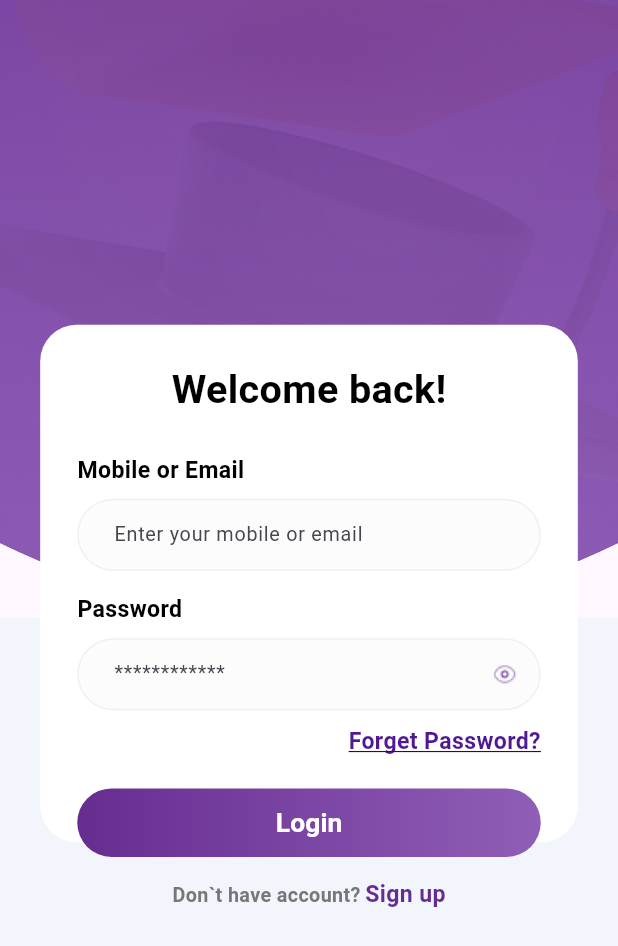
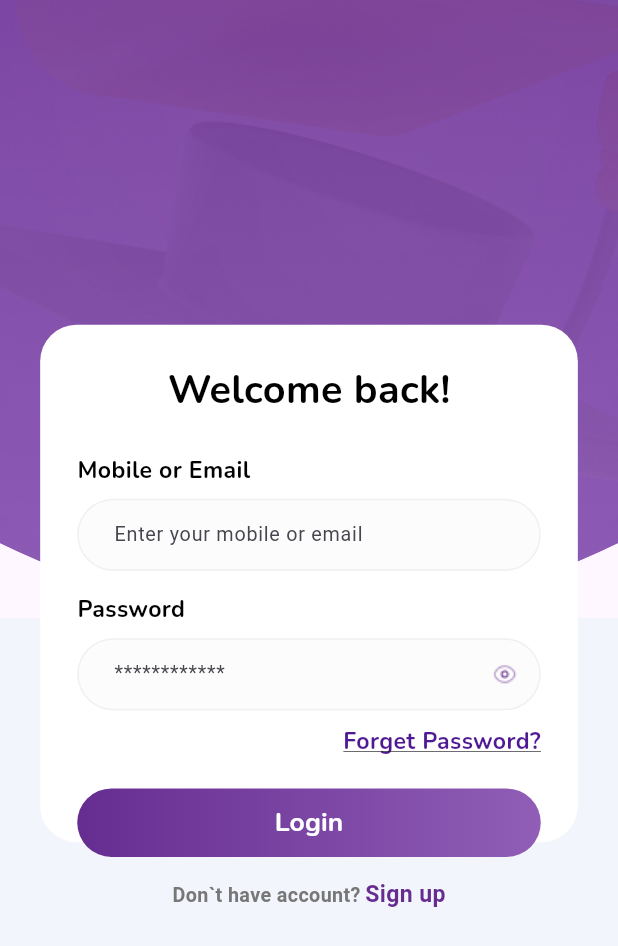
Before and after one commit to 3bdulra7manAmir/Fluency_App, a Flutter app: the screen it shows after launch, on a phone screen of 412 x 824 dp. Shown: the top 946 px of the screen. Run offline on Flutter 3.47's test engine with Material 3 defaults, Android fonts, the phone set to English and light mode, and no system bars; our stand-ins replace device_preview, flutter_screenutil, flutter_svg, go_router; Roboto replaces fonts that are missing (Nunito-Bold).

Commit message:
Login View Done...

```diff
--- a/lib/core/utils/constants.dart
+++ b/lib/core/utils/constants.dart
@@ -15,10 +15,13 @@ class AppColors
   static const Color kFirstGradient = Color(0xff662D91);
   static const Color kSecondGradient = Color(0xff905EB6);
   static const Color kAlmostWhite = Color(0xfff3f5fc);
+  static const Color kForgetPassword = Color(0xff4F1993);
+  static const Color kDontHaveAccount = Color(0xff777777);
 }
 
-class AppAssetsPaths
+class AppIMGs
 {
   String kFluencyBooks = 'assets/images/png/Splash_View_Bg.png';
   String kFluencyLogo = 'assets/images/svg/Fluency_Logo.svg';
+  String kFluencyLoginHat = 'assets/images/png/Login_View_Bg.png';
 }
--- a/lib/core/utils/styles.dart
+++ b/lib/core/utils/styles.dart
@@ -21,7 +21,7 @@ abstract class Styles
     fontSize: 24.sp,
     fontWeight: FontWeight.bold,
     color: Colors.black,
-    fontFamily: 'Nunito-Bold',
+    fontFamily: 'Nunito',
   );
 
   static TextStyle textStyle18 = TextStyle(
--- a/lib/features/login/login_view.dart
+++ b/lib/features/login/login_view.dart
@@ -20,10 +20,8 @@ class _LoginViewState extends State<LoginView>
       body: const Stack(
         children:
         [
-          //Positioned
           TwoStacksColumn(),
 
-          //Positioned //Called First not in the End To Overlay or Overlap Both Stack... become above the 2.
           LoginColumn(),
         ],
       ),
@@ -44,10 +42,8 @@ class TwoStacksColumn extends StatelessWidget
     return const Column(
       children:
       [
-        //Expanded
         Expanded(child: FirstPurpleStack()),
 
-        //Expanded
         Expanded(child: SecondWhiteStack()),
       ],
     );
--- a/lib/features/login/widgets/custom_clipper.dart
+++ b/lib/features/login/widgets/custom_clipper.dart
@@ -6,15 +6,14 @@ class BottomCircularClipper extends CustomClipper<Path>
   Path getClip(Size size)
   {
     Path path = Path();
-    path.lineTo(0, size.height - 50); // بداية القطع قبل الدائرة
+    path.lineTo(0, size.height - 50);
 
-    // إنشاء منحنى دائري أسفل الصورة
     path.quadraticBezierTo(
-      size.width / 2, size.height + 50, // نقطة التحكم في المنحنى
-      size.width, size.height - 50, // نهاية المنحنى
+      size.width / 2, size.height + 50,
+      size.width, size.height - 50,
     );
 
-    path.lineTo(size.width, 0); // إغلاق المسار
+    path.lineTo(size.width, 0);
     path.close();
     return path;
   }
--- a/lib/features/login/widgets/login_sector.dart
+++ b/lib/features/login/widgets/login_sector.dart
@@ -99,7 +99,7 @@ class _LoginColumnState extends State<LoginColumn>
                                 alignment: Alignment.centerRight,
                                 child: Text('Forget Password?', style: Styles.textStyle14.copyWith(
                                   decoration: TextDecoration.underline,
-                                  color: Color(0xff4F1993),
+                                  color: AppColors.kForgetPassword,
                                   ),
                                 ),
                               ),
@@ -121,13 +121,14 @@ class _LoginColumnState extends State<LoginColumn>
               ),
 
               const SizedBox(height: 24,),
+
               Row(
                 mainAxisAlignment: MainAxisAlignment.center,
                 children:
                 [
-                  Text('Don`t have account?', style: TextStyle(color: Color(0xff777777), fontSize: 12.sp, fontWeight: FontWeight.bold),),
-                  SizedBox(width: 3,),
-                  Text('Sign up', style: TextStyle(color: Color(0xff662D91), fontWeight: FontWeight.bold, fontSize: 14.sp),),
+                  Text('Don`t have account?', style: TextStyle(color: AppColors.kDontHaveAccount, fontSize: 12.sp, fontWeight: FontWeight.bold),),
+                  const SizedBox(width: 3,),
+                  Text('Sign up', style: TextStyle(color: AppColors.kFirstGradient, fontWeight: FontWeight.bold, fontSize: 14.sp),),
                 ],
               )
             ],
--- a/lib/features/login/widgets/purple_sector.dart
+++ b/lib/features/login/widgets/purple_sector.dart
@@ -12,13 +12,12 @@ class FirstPurpleStack extends StatelessWidget
     return Stack(
       children:
       [
-        //Positioned or Positioned.fill
         ClipPath(
           clipper: BottomCircularClipper(),
           child: Container(
             decoration: BoxDecoration(
               color: AppColors.kSecondGradient,
-              image: DecorationImage(image: AssetImage('assets/images/png/Login_View_Bg.png'), fit: BoxFit.cover),
+              image: DecorationImage(image: AssetImage(AppIMGs().kFluencyLoginHat), fit: BoxFit.cover),
             ),
           ),
         ),
--- a/lib/features/login/widgets/white_sector.dart
+++ b/lib/features/login/widgets/white_sector.dart
@@ -11,7 +11,6 @@ class SecondWhiteStack extends StatelessWidget
     return Stack(
       children:
       [
-        //Positioned or Positioned.fill
         Container(
           decoration: BoxDecoration(
             color: AppColors.kAlmostWhite,
--- a/lib/features/splash/splash_view.dart
+++ b/lib/features/splash/splash_view.dart
@@ -17,7 +17,7 @@ class SplashView extends StatelessWidget
         width: double.infinity,
         height: double.infinity,
         decoration: BoxDecoration(
-          image: DecorationImage(image: AssetImage(AppAssetsPaths().kFluencyBooks)),
+          image: DecorationImage(image: AssetImage(AppIMGs().kFluencyBooks)),
           borderRadius: BorderRadius.circular(32.r),
           gradient: LinearGradient(colors: [AppColors.kFirstGradient, AppColors.kSecondGradient])
         ),
@@ -26,7 +26,7 @@ class SplashView extends StatelessWidget
           children:
           [
 
-            SvgPicture.asset(AppAssetsPaths().kFluencyLogo, fit: BoxFit.cover,),
+            SvgPicture.asset(AppIMGs().kFluencyLogo, fit: BoxFit.cover,),
           ],
         ),
       )
```
Also changed, not shown: pubspec.yaml (+9 -1 lines).
